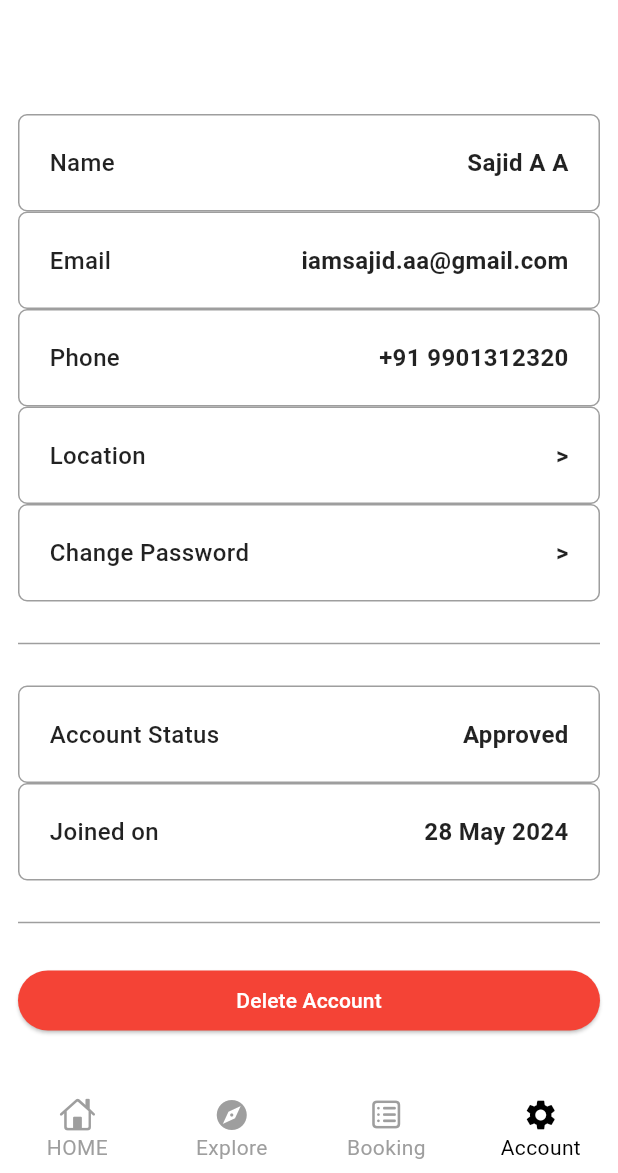
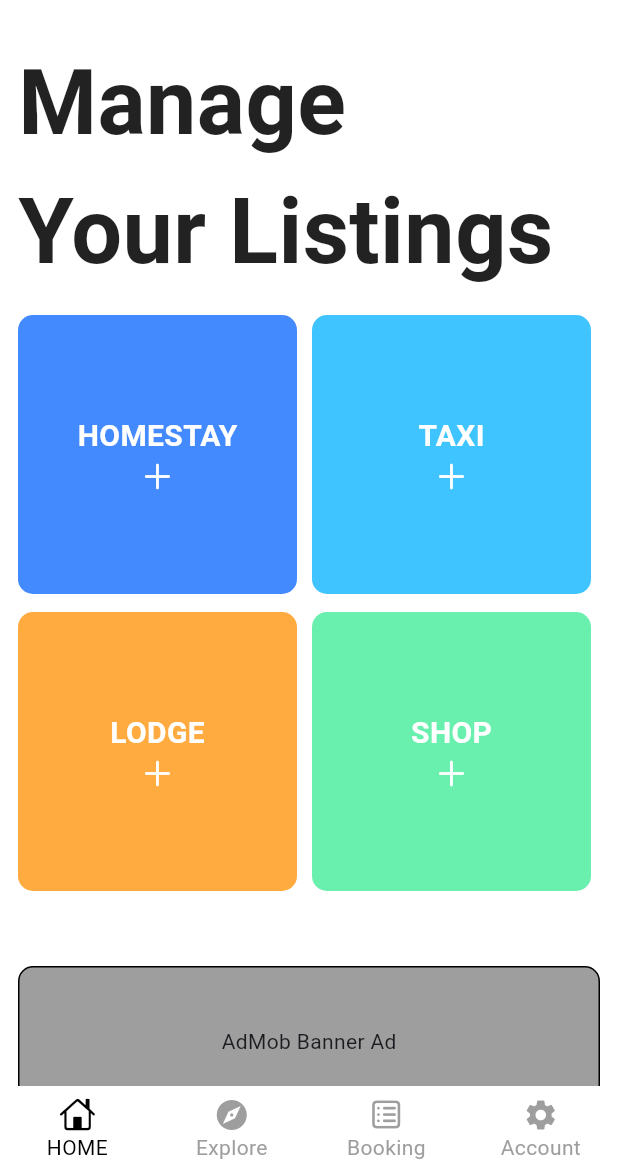
Before and after one commit to iamsajidshaz/cte_admin, a Flutter app: the screen it shows once a user with an empty profile is signed in, on a phone screen of 412 x 824 dp, the part 63-1236 px from its top. Run offline on Flutter 3.47's test engine with Material 3 defaults, Android fonts, the phone set to English and light mode, and no system bars; our stand-ins replace firebase_auth, firebase_core, google_sign_in; accounts and stored records are empty.

Commit message:
first commit

```diff
--- a/lib/pages/home_page.dart
+++ b/lib/pages/home_page.dart
@@ -1,4 +1,7 @@
 import 'package:cte_admin/pages/nav_pages/account_settings_page.dart';
+import 'package:cte_admin/pages/nav_pages/booking_page.dart';
+import 'package:cte_admin/pages/nav_pages/explore_page.dart';
+import 'package:cte_admin/pages/nav_pages/homenav_page.dart';
 import 'package:flutter/cupertino.dart';
 import 'package:flutter/material.dart';
 
@@ -15,7 +18,7 @@ class _HomePageState extends State<HomePage> {
   final _auth = AuthService();
 
   // nav
-  int _selectedIndex = 3;
+  int _selectedIndex = 0;
   // nav function
   void navigateBottomBar(int index) {
     setState(() {
@@ -26,15 +29,12 @@ class _HomePageState extends State<HomePage> {
   //
   // pages to display
   final List<Widget> _pages = [
-    Container(
-      color: Colors.white,
-    ),
-    Container(
-      color: Colors.white,
-    ),
-    Container(
-      color: Colors.white,
-    ),
+    // home
+    const HomenavPage(),
+    // explore page
+    const ExplorePage(),
+    // booking page
+    const BookingPage(),
     // account settings
     const AccountSettingsPage(),
   ];
--- a/lib/pages/nav_pages/account_settings_page.dart
+++ b/lib/pages/nav_pages/account_settings_page.dart
@@ -1,5 +1,5 @@
 import 'package:flutter/material.dart';
-import 'package:flutter/widgets.dart';
+import '../../widgets/account_details_box.dart';
 
 class AccountSettingsPage extends StatelessWidget {
   const AccountSettingsPage({super.key});
@@ -29,41 +29,41 @@ class AccountSettingsPage extends StatelessWidget {
                 height: 50,
               ),
               // profile details
-              AccountDetailsBox(
+              const AccountDetailsBox(
                 label: 'Name',
                 text: 'Sajid A A',
               ),
-              AccountDetailsBox(
+              const AccountDetailsBox(
                 label: 'Email',
                 text: 'iamsajid.aa@gmail.com',
               ),
-              AccountDetailsBox(
+              const AccountDetailsBox(
                 label: 'Phone',
                 text: '+91 9901312320',
               ),
-              AccountDetailsBox(
+              const AccountDetailsBox(
                 label: 'Location',
                 text: '>',
               ),
-              AccountDetailsBox(
+              const AccountDetailsBox(
                 label: 'Change Password',
                 text: '>',
               ),
               const SizedBox(
                 height: 20,
               ),
-              Divider(
+              const Divider(
                 thickness: 1,
                 color: Colors.grey,
               ),
               const SizedBox(
                 height: 20,
               ),
-              AccountDetailsBox(
+              const AccountDetailsBox(
                 label: 'Account Status',
                 text: 'Approved',
               ),
-              AccountDetailsBox(
+              const AccountDetailsBox(
                 label: 'Joined on',
                 text: '28 May 2024',
               ),
@@ -71,7 +71,7 @@ class AccountSettingsPage extends StatelessWidget {
               const SizedBox(
                 height: 20,
               ),
-              Divider(
+              const Divider(
                 thickness: 1,
                 color: Colors.grey,
               ),
@@ -102,47 +102,3 @@ class AccountSettingsPage extends StatelessWidget {
     );
   }
 }
-
-class AccountDetailsBox extends StatelessWidget {
-  final String label;
-  final String text;
-  const AccountDetailsBox({
-    super.key,
-    required this.label,
-    required this.text,
-  });
-
-  @override
-  Widget build(BuildContext context) {
-    return Container(
-      padding: EdgeInsets.all(20),
-      //   height: 50,
-      decoration: BoxDecoration(
-        border: Border.all(color: Colors.grey),
-        borderRadius: BorderRadius.circular(6),
-        color: Colors.white,
-      ),
-      child: Row(
-        mainAxisAlignment: MainAxisAlignment.spaceBetween,
-        children: [
-          Text(
-            label,
-            style: TextStyle(
-              fontSize: 16,
-              color: Colors.black87,
-              fontWeight: FontWeight.w500,
-            ),
-          ),
-          Text(
-            text,
-            style: TextStyle(
-              fontSize: 16,
-              color: Colors.black87,
-              fontWeight: FontWeight.bold,
-            ),
-          ),
-        ],
-      ),
-    );
-  }
-}
--- /dev/null
+++ b/lib/pages/nav_pages/homenav_page.dart
@@ -0,0 +1,101 @@
+import 'package:flutter/cupertino.dart';
+import 'package:flutter/material.dart';
+import 'package:flutter/widgets.dart';
+
+import '../../widgets/add_new_listing_box.dart';
+
+class HomenavPage extends StatelessWidget {
+  const HomenavPage({super.key});
+
+  @override
+  Widget build(BuildContext context) {
+    return Scaffold(
+      backgroundColor: Colors.white,
+      body: SingleChildScrollView(
+        child: Padding(
+          padding: EdgeInsets.all(12.0),
+          child: Column(
+            crossAxisAlignment: CrossAxisAlignment.start,
+            children: [
+              // header
+              const Text(
+                "Manage",
+                style: TextStyle(
+                  color: Colors.black87,
+                  fontWeight: FontWeight.bold,
+                  fontSize: 60,
+                ),
+              ),
+              const Text(
+                "Your Listings",
+                style: TextStyle(
+                  color: Colors.black87,
+                  fontWeight: FontWeight.bold,
+                  fontSize: 60,
+                ),
+              ),
+
+              //-----------------
+              const SizedBox(
+                height: 12,
+              ),
+              // add new listings - boxes
+              const Row(
+                children: [
+                  AddNewListingBox(
+                    listingName: 'HOMESTAY',
+                    color: Colors.blueAccent,
+                  ),
+                  SizedBox(
+                    width: 10,
+                  ),
+                  AddNewListingBox(
+                    listingName: 'TAXI',
+                    color: Colors.lightBlueAccent,
+                  ),
+                ],
+              ),
+              const SizedBox(
+                height: 12,
+              ),
+              const Row(
+                children: [
+                  AddNewListingBox(
+                    listingName: 'LODGE',
+                    color: Colors.orangeAccent,
+                  ),
+                  SizedBox(
+                    width: 10,
+                  ),
+                  AddNewListingBox(
+                    listingName: 'SHOP',
+                    color: Colors.greenAccent,
+                  ),
+                ],
+              ),
+              //
+              const SizedBox(
+                height: 50,
+              ),
+              // space for banner ad
+              Container(
+                height: 100,
+                width: MediaQuery.of(context).size.width - 20,
+                decoration: BoxDecoration(
+                  color: Colors.grey,
+                  borderRadius: BorderRadius.circular(10),
+                  border: Border.all(
+                    color: Colors.black,
+                  ),
+                ),
+                child: Center(
+                  child: Text("AdMob Banner Ad"),
+                ),
+              ),
+            ],
+          ),
+        ),
+      ),
+    );
+  }
+}
--- /dev/null
+++ b/lib/widgets/add_new_listing_box.dart
@@ -0,0 +1,42 @@
+import 'package:flutter/cupertino.dart';
+import 'package:flutter/material.dart';
+
+class AddNewListingBox extends StatelessWidget {
+  final String listingName;
+  final Color color;
+  const AddNewListingBox({
+    super.key,
+    required this.listingName,
+    required this.color,
+  });
+
+  @override
+  Widget build(BuildContext context) {
+    return Container(
+      decoration: BoxDecoration(
+        color: color,
+        borderRadius: BorderRadius.circular(10),
+      ),
+      width: MediaQuery.of(context).size.width / 2 - 20,
+      height: MediaQuery.of(context).size.width / 2 - 20,
+      child: Column(
+        mainAxisAlignment: MainAxisAlignment.center,
+        children: [
+          Text(
+            listingName,
+            style: const TextStyle(
+              color: Colors.white,
+              fontWeight: FontWeight.bold,
+              fontSize: 20,
+            ),
+          ),
+          const Icon(
+            CupertinoIcons.add,
+            color: Colors.white,
+            size: 24,
+          )
+        ],
+      ),
+    );
+  }
+}
```
Also changed, not shown: lib/pages/nav_pages/booking_page.dart (added, +37 -0 lines), lib/pages/nav_pages/explore_page.dart (added, +37 -0 lines), lib/widgets/account_details_box.dart (added, +45 -0 lines), assets/images/icons_404_error.png (added).
